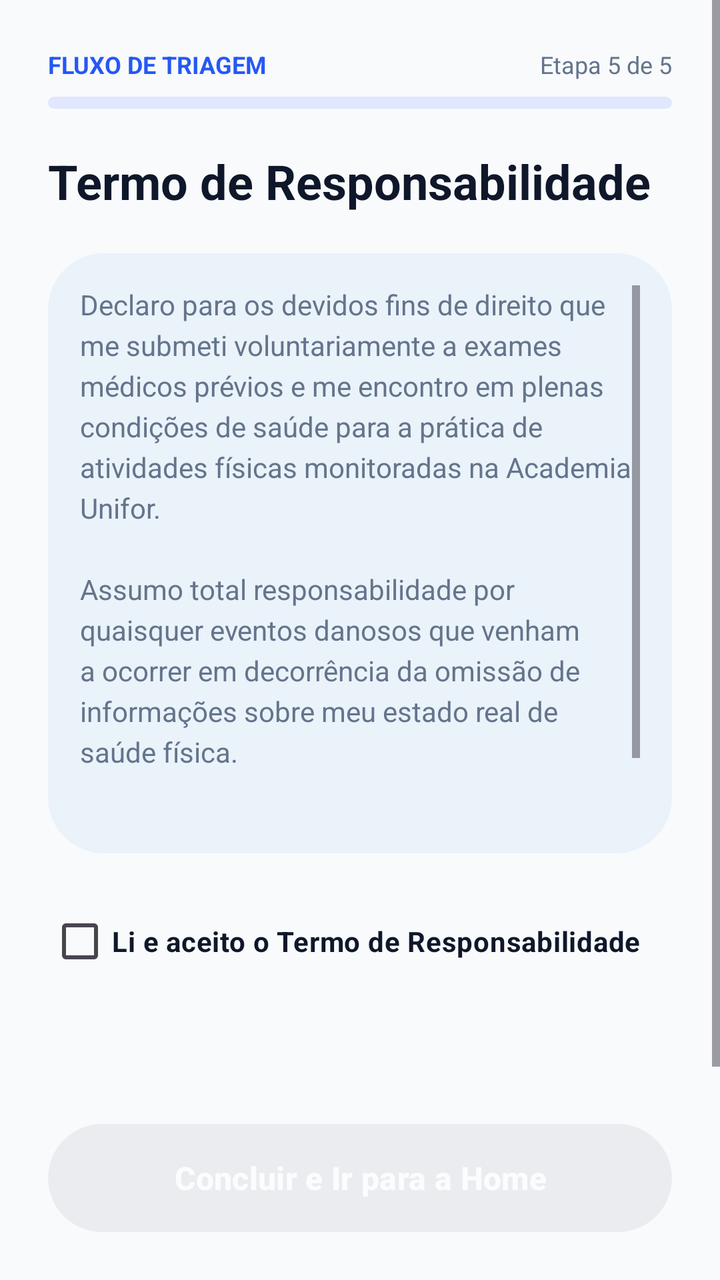
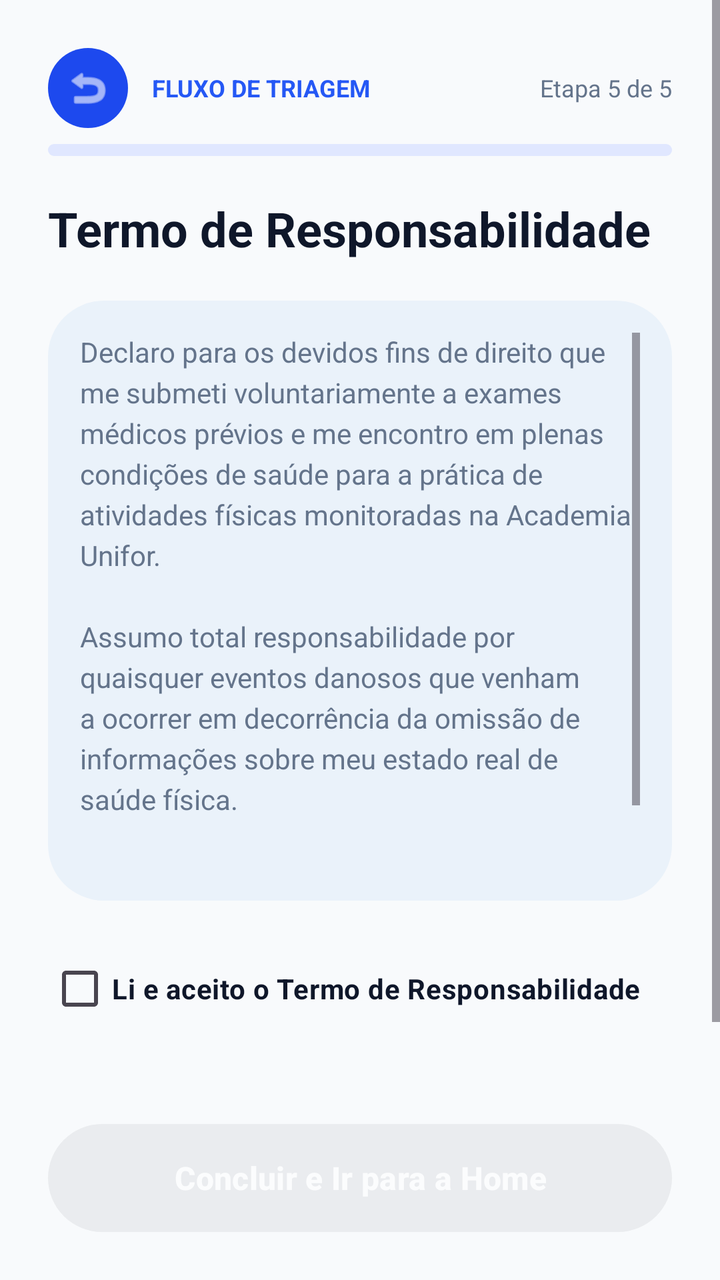

An Android layout rendered at two revisions. The XML below is the earlier revision; the diff shows what the commit changed to produce the second picture.
<!-- AndroidManifest.xml: application theme Theme.AcademiaUniforTelas1 -->
<!-- res/layout/activity_triagem_etapa5.xml -->
<?xml version="1.0" encoding="utf-8"?>
<LinearLayout xmlns:android="http://schemas.android.com/apk/res/android"
    android:layout_width="match_parent"
    android:layout_height="match_parent"
    android:background="#F8FAFC"
    android:orientation="vertical">

    <ScrollView
        android:layout_width="match_parent"
        android:layout_height="0dp"
        android:layout_weight="1"
        android:fillViewport="true">

        <LinearLayout
            android:layout_width="match_parent"
            android:layout_height="wrap_content"
            android:orientation="vertical"
            android:padding="24dp">

            
            <LinearLayout
                android:layout_width="match_parent"
                android:layout_height="wrap_content"
                android:orientation="horizontal"
                android:gravity="center_vertical">
                <TextView
                    android:layout_width="0dp"
                    android:layout_height="wrap_content"
                    android:layout_weight="1"
                    android:text="FLUXO DE TRIAGEM"
                    android:textColor="#2558F5"
                    android:textSize="12sp"
                    android:textStyle="bold" />
                <TextView
                    android:layout_width="wrap_content"
                    android:layout_height="wrap_content"
                    android:text="Etapa 5 de 5"
                    android:textColor="#64748B"
                    android:textSize="12sp" />
            </LinearLayout>

            <ProgressBar
                style="?android:attr/progressBarStyleHorizontal"
                android:layout_width="match_parent"
                android:layout_height="6dp"
                android:layout_marginTop="8dp"
                android:max="5"
                android:progress="5"
                android:progressDrawable="@drawable/bg_top_bar_back" />

            <TextView
                android:layout_width="match_parent"
                android:layout_height="wrap_content"
                android:layout_marginTop="20dp"
                android:text="Termo de Responsabilidade"
                android:textColor="#0F172A"
                android:textSize="24sp"
                android:textStyle="bold" />

            
            <ScrollView
                android:layout_width="match_parent"
                android:layout_height="300dp"
                android:layout_marginTop="20dp"
                android:background="@drawable/bg_rounded_field"
                android:padding="16dp"
                android:fadeScrollbars="false">

                <TextView
                    android:layout_width="match_parent"
                    android:layout_height="wrap_content"
                    android:lineSpacingExtra="4dp"
                    android:text="Declaro para os devidos fins de direito que me submeti voluntariamente a exames médicos prévios e me encontro em plenas condições de saúde para a prática de atividades físicas monitoradas na Academia Unifor.\n\nAssumo total responsabilidade por quaisquer eventos danosos que venham a ocorrer em decorrência da omissão de informações sobre meu estado real de saúde física.\n\nPrometo respeitar as regras internas, horários e conduta ética esperada de todos os alunos da instituição."
                    android:textColor="#64748B"
                    android:textSize="14sp" />
            </ScrollView>

            
            <CheckBox
                android:id="@+id/cbAceiteTermo"
                android:layout_width="match_parent"
                android:layout_height="wrap_content"
                android:layout_marginTop="20dp"
                android:text="Li e aceito o Termo de Responsabilidade"
                android:textColor="#0F172A"
                android:textSize="14sp"
                android:textStyle="bold" />

            <Space
                android:layout_width="match_parent"
                android:layout_height="24dp" />

        </LinearLayout>
    </ScrollView>

    
    <LinearLayout
        android:layout_width="match_parent"
        android:layout_height="wrap_content"
        android:background="#F8FAFC"
        android:padding="24dp">

        <Button
            android:id="@+id/btnConcluirTriagem"
            android:layout_width="match_parent"
            android:layout_height="54dp"
            android:background="@drawable/bg_rounded_button"
            android:text="Concluir e Ir para a Home"
            android:textAllCaps="false"
            android:textColor="#FFFFFF"
            android:textSize="16sp"
            android:textStyle="bold"
            android:enabled="false"
            android:alpha="0.5" />
    </LinearLayout>

</LinearLayout>
<!-- resources referenced by this layout -->
<resources>
  <!-- drawable bg_rounded_button (drawable) -->
  <?xml version="1.0" encoding="utf-8"?>
  <shape xmlns:android="http://schemas.android.com/apk/res/android">
      <solid android:color="#2558F5" />
      <corners android:radius="28dp" />
  </shape>
  <!-- drawable bg_rounded_field (drawable) -->
  <?xml version="1.0" encoding="utf-8"?>
  <shape xmlns:android="http://schemas.android.com/apk/res/android">
      <solid android:color="#EAF2FA" />
      <corners android:radius="28dp" />
  </shape>
  <!-- drawable bg_top_bar_back (drawable) -->
  <?xml version="1.0" encoding="utf-8"?>
  <shape xmlns:android="http://schemas.android.com/apk/res/android">
      <solid android:color="#E0E7FF" />
      <corners android:radius="28dp" />
  </shape>
  <style name="Theme.AcademiaUniforTelas1" parent="Base.Theme.AcademiaUniforTelas1" />
  <style name="Base.Theme.AcademiaUniforTelas1" parent="Theme.Material3.DayNight.NoActionBar">
          <item name="colorPrimary">@color/primary_blue</item>
          <item name="colorAccent">@color/primary_blue</item>
          <item name="materialButtonStyle">@style/Widget.Material3.Button</item>
      </style>
  <color name="primary_blue">#1D49EE</color>
</resources>

<!-- the commit's change to res/layout/activity_triagem_etapa5.xml (unified diff, before → after) -->
@@ -1,5 +1,6 @@
 <?xml version="1.0" encoding="utf-8"?>
 <LinearLayout xmlns:android="http://schemas.android.com/apk/res/android"
+    xmlns:app="http://schemas.android.com/apk/res-auto"
     android:layout_width="match_parent"
     android:layout_height="match_parent"
     android:background="#F8FAFC"
@@ -21,16 +22,34 @@
             <LinearLayout
                 android:layout_width="match_parent"
                 android:layout_height="wrap_content"
-                android:orientation="horizontal"
-                android:gravity="center_vertical">
-                <TextView
+                android:gravity="center_vertical"
+                android:orientation="horizontal">
+
+                <ImageView
+                    android:id="@+id/btnVoltarTriagem"
+                    android:layout_width="40dp"
+                    android:layout_height="40dp"
+                    android:background="@drawable/bg_pill_blue_solid"
+                    android:padding="8dp"
+                    android:src="@android:drawable/ic_menu_revert"
+                    app:tint="#FFFFFF" />
+
+                <LinearLayout
                     android:layout_width="0dp"
                     android:layout_height="wrap_content"
                     android:layout_weight="1"
-                    android:text="FLUXO DE TRIAGEM"
-                    android:textColor="#2558F5"
-                    android:textSize="12sp"
-                    android:textStyle="bold" />
+                    android:layout_marginStart="12dp"
+                    android:orientation="vertical">
+
+                    <TextView
+                        android:layout_width="wrap_content"
+                        android:layout_height="wrap_content"
+                        android:text="FLUXO DE TRIAGEM"
+                        android:textColor="#2558F5"
+                        android:textSize="12sp"
+                        android:textStyle="bold" />
+                </LinearLayout>
+
                 <TextView
                     android:layout_width="wrap_content"
                     android:layout_height="wrap_content"
@@ -81,6 +100,7 @@
                 android:layout_width="match_parent"
                 android:layout_height="wrap_content"
                 android:layout_marginTop="20dp"
+                android:checked="false"
                 android:text="Li e aceito o Termo de Responsabilidade"
                 android:textColor="#0F172A"
                 android:textSize="14sp"
<!-- resource entries referenced after the edit -->
@@ -1,5 +1,13 @@
 <!-- resources referenced by this layout -->
 <resources>
+  <!-- drawable bg_pill_blue_solid (drawable) -->
+  <?xml version="1.0" encoding="utf-8"?>
+  <shape xmlns:android="http://schemas.android.com/apk/res/android"
+      android:shape="rectangle">
+      <solid android:color="@color/primary_blue" />
+      <corners android:radius="28dp" />
+      <padding android:left="16dp" android:right="16dp" android:top="8dp" android:bottom="8dp"/>
+  </shape>
   <!-- drawable bg_rounded_button (drawable) -->
   <?xml version="1.0" encoding="utf-8"?>
   <shape xmlns:android="http://schemas.android.com/apk/res/android">
